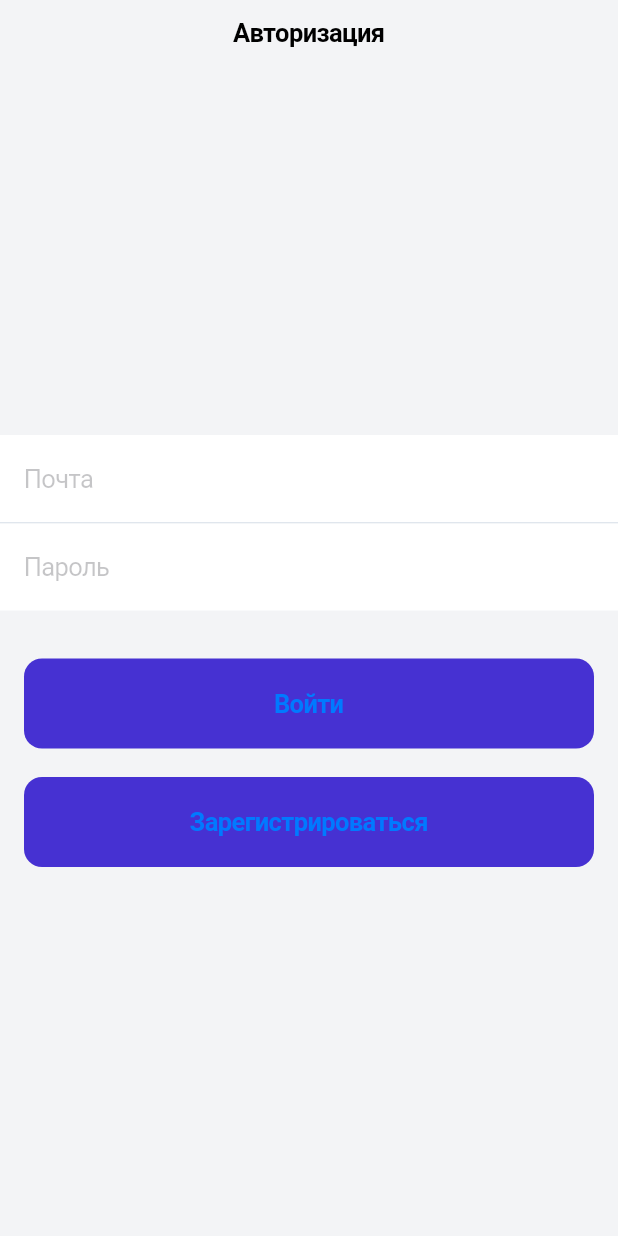
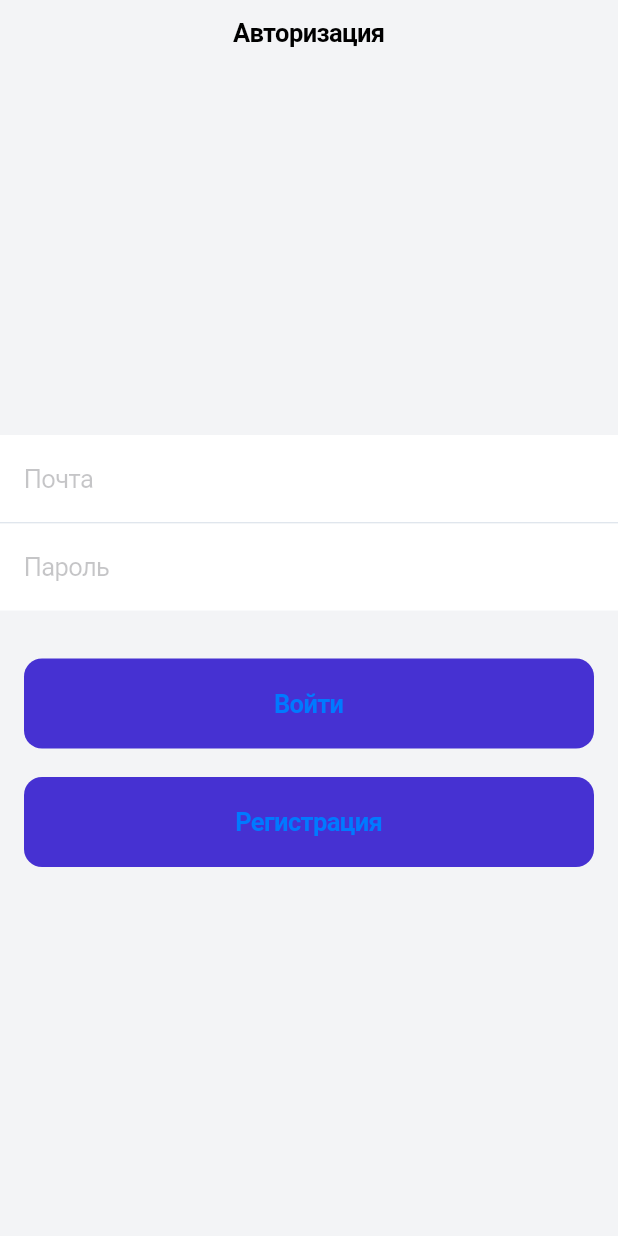
Before and after one commit to LowDeltaSq/flutter_lessons, a Flutter app: the screen it shows after launch, on a phone screen of 412 x 824 dp. Run offline on Flutter 3.47's test engine with Material 3 defaults, Android fonts, the phone set to English and light mode, and no system bars.

Commit message:
auth_front

```diff
--- /dev/null
+++ b/lib/src/common/widgets/custom_button.dart
@@ -0,0 +1,26 @@
+import 'package:flutter/cupertino.dart';
+import 'package:module_1/src/UI/styles/auth_screen_styles.dart';
+
+class CustomButton extends StatelessWidget {
+  const CustomButton({
+    super.key,
+    required this.text,
+    required this.onPressed,
+  });
+
+  final String text;
+  final onPressed;
+
+  @override
+  Widget build(BuildContext context) {
+    return CupertinoButton(
+      padding: AuthScreenStyles.buttonPadding,
+      color: AuthScreenStyles.buttonColor,
+      onPressed: onPressed,
+      child: Text(
+        text,
+        style: AuthScreenStyles.buttonTextStyle,
+      ),
+    );
+  }
+}
--- /dev/null
+++ b/lib/src/common/widgets/custom_text_field.dart
@@ -0,0 +1,21 @@
+import 'package:flutter/cupertino.dart';
+import 'package:module_1/src/UI/styles/auth_screen_styles.dart';
+
+class CustomTextField extends StatelessWidget {
+  const CustomTextField({
+    super.key,
+    required this.placeholder,
+  });
+
+  final String placeholder;
+
+  @override
+  Widget build(BuildContext context) {
+    return CupertinoTextField(
+      placeholder: placeholder,
+      decoration:
+          const BoxDecoration(color: AuthScreenStyles.textFieldBackgroundColor),
+      padding: AuthScreenStyles.textFieldPadding,
+    );
+  }
+}
--- a/lib/src/screens/login/auth_screen.dart
+++ b/lib/src/screens/login/auth_screen.dart
@@ -1,6 +1,8 @@
 import 'package:flutter/cupertino.dart';
 import 'package:module_1/src/UI/styles/auth_screen_styles.dart';
 import 'package:module_1/src/router/router_const.dart';
+import 'package:module_1/src/common/widgets/custom_text_field.dart';
+import 'package:module_1/src/common/widgets/custom_button.dart';
 
 class AuthScreen extends StatelessWidget {
   const AuthScreen({super.key});
@@ -19,54 +21,37 @@ class AuthScreen extends StatelessWidget {
           mainAxisAlignment: MainAxisAlignment.center,
           crossAxisAlignment: CrossAxisAlignment.stretch,
           children: [
-            const CupertinoTextField(
+            const CustomTextField(
               placeholder: 'Почта',
-              decoration: BoxDecoration(
-                  color: AuthScreenStyles.textFieldBackgroundColor),
-              padding: AuthScreenStyles.textFieldPadding,
             ),
             Container(
               height: 1,
               color: AuthScreenStyles.borderColor,
               padding: AuthScreenStyles.screenPadding,
             ),
-            const CupertinoTextField(
+            const CustomTextField(
               placeholder: 'Пароль',
-              decoration: BoxDecoration(
-                  color: AuthScreenStyles.textFieldBackgroundColor),
-              padding: AuthScreenStyles.textFieldPadding,
             ),
             const SizedBox(
               height: 32,
             ),
             Padding(
               padding: AuthScreenStyles.screenPadding,
-              child: CupertinoButton(
-                padding: AuthScreenStyles.buttonPadding,
-                color: AuthScreenStyles.buttonColor,
-                child: const Text(
-                  'Войти',
-                  style: AuthScreenStyles.buttonTextStyle,
-                ),
+              child: CustomButton(
                 onPressed: () {},
+                text: 'Войти',
               ),
             ),
             const SizedBox(
               height: 19,
             ),
             Padding(
-              padding: AuthScreenStyles.screenPadding,
-              child: CupertinoButton(
-                  padding: AuthScreenStyles.buttonPadding,
-                  color: AuthScreenStyles.buttonColor,
-                  child: const Text(
-                    'Зарегистрироваться',
-                    style: AuthScreenStyles.buttonTextStyle,
-                  ),
-                  onPressed: () {
-                    Navigator.pushNamed(context, RegisterRoute);
-                  }),
-            ),
+                padding: AuthScreenStyles.screenPadding,
+                child: CustomButton(
+                    text: 'Регистрация',
+                    onPressed: () {
+                      Navigator.pushNamed(context, RegisterRoute);
+                    })),
           ],
         ),
       ),
```
